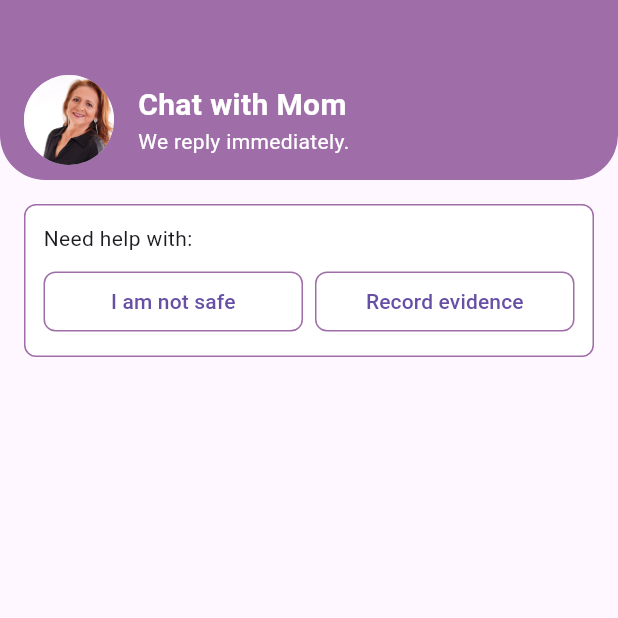
After one commit to matshepo13/Hluvukiso-App, a Flutter app: the ChatWithMomPage screen opened directly, on a phone screen of 412 x 824 dp, the top half of it. The commit adds this screen. Run offline on Flutter 3.47's test engine with Material 3 defaults, Android fonts, the phone set to English and light mode, and no system bars; our stand-ins replace logger.

Commit message:
chat template add

```diff
--- a/lib/main.dart
+++ b/lib/main.dart
@@ -1,4 +1,6 @@
 import 'package:flutter/material.dart';
+
+import './pages/ChatWithMomPage.dart';
 
 void main() {
   runApp(const MyApp());
@@ -43,7 +45,14 @@ class MyHomePage extends StatelessWidget {
                 CircleImageButton(
                   imagePath: 'assets/mom.png',
                   label: 'Mom',
-                  onPressed: () {},
+                  onPressed: () {
+                    Navigator.push(
+                      context,
+                      MaterialPageRoute(
+                        builder: (context) => const ChatWithMomPage(),
+                      ),
+                    );
+                  },
                 ),
                 CircleImageButton(
                   imagePath: 'assets/sister.png',
--- /dev/null
+++ b/lib/pages/ChatWithMomPage.dart
@@ -0,0 +1,125 @@
+import 'package:flutter/material.dart';
+
+class ChatWithMomPage extends StatelessWidget {
+  const ChatWithMomPage({super.key});
+
+  @override
+  Widget build(BuildContext context) {
+    return Scaffold(
+      appBar: PreferredSize(
+        preferredSize: const Size.fromHeight(120.0),
+        child: AppBar(
+          automaticallyImplyLeading: false,
+          flexibleSpace: Container(
+            decoration: const BoxDecoration(
+              gradient: LinearGradient(
+                colors: [Color.fromARGB(255, 159, 109, 168), Color.fromARGB(255, 159, 109, 168)],
+                begin: Alignment.topCenter,
+                end: Alignment.bottomCenter,
+              ),
+              borderRadius: BorderRadius.only(
+                bottomLeft: Radius.circular(30),
+                bottomRight: Radius.circular(30),
+              ),
+            ),
+            child: Padding(
+              padding: const EdgeInsets.only(top: 40.0, left: 16.0, right: 16.0),
+              child: Row(
+                children: [
+                  CircleAvatar(
+                    radius: 30,
+                    backgroundImage: AssetImage('assets/mom.png'),
+                  ),
+                  const SizedBox(width: 16),
+                  Column(
+                    crossAxisAlignment: CrossAxisAlignment.start,
+                    mainAxisAlignment: MainAxisAlignment.center,
+                    children: const [
+                      Text(
+                        'Chat with Mom',
+                        style: TextStyle(
+                          color: Colors.white,
+                          fontSize: 20,
+                          fontWeight: FontWeight.bold,
+                        ),
+                      ),
+                      Text(
+                        'We reply immediately.',
+                        style: TextStyle(
+                          color: Colors.white,
+                          fontSize: 14,
+                        ),
+                      ),
+                    ],
+                  ),
+                ],
+              ),
+            ),
+          ),
+          backgroundColor: Colors.transparent,
+          elevation: 0,
+        ),
+      ),
+      body: Padding(
+        padding: const EdgeInsets.all(16.0),
+        child: Column(
+          children: [
+            Align(
+              alignment: Alignment.topLeft,
+              child: Container(
+                padding: const EdgeInsets.all(12.0),
+                decoration: BoxDecoration(
+                  color: Colors.white,
+                  borderRadius: BorderRadius.circular(8),
+                  border: Border.all(
+                    color: Color.fromARGB(255, 159, 109, 168),
+                  ),
+                ),
+                child: Column(
+                  crossAxisAlignment: CrossAxisAlignment.start,
+                  children: [
+                    const Text('Need help with:'),
+                    const SizedBox(height: 8),
+                    Row(
+                      children: [
+                        Expanded(
+                          child: OutlinedButton(
+                            onPressed: () {},
+                            style: OutlinedButton.styleFrom(
+                              side: const BorderSide(
+                                color: Color.fromARGB(255, 159, 109, 168),
+                              ),
+                              shape: RoundedRectangleBorder(
+                                borderRadius: BorderRadius.circular(8),
+                              ),
+                            ),
+                            child: const Text('I am not safe'),
+                          ),
+                        ),
+                        const SizedBox(width: 8),
+                        Expanded(
+                          child: OutlinedButton(
+                            onPressed: () {},
+                            style: OutlinedButton.styleFrom(
+                              side: const BorderSide(
+                                color: Color.fromARGB(255, 159, 109, 168),
+                              ),
+                              shape: RoundedRectangleBorder(
+                                borderRadius: BorderRadius.circular(8),
+                              ),
+                            ),
+                            child: const Text('Record evidence'),
+                          ),
+                        ),
+                      ],
+                    ),
+                  ],
+                ),
+              ),
+            ),
+          ],
+        ),
+      ),
+    );
+  }
+}
```
